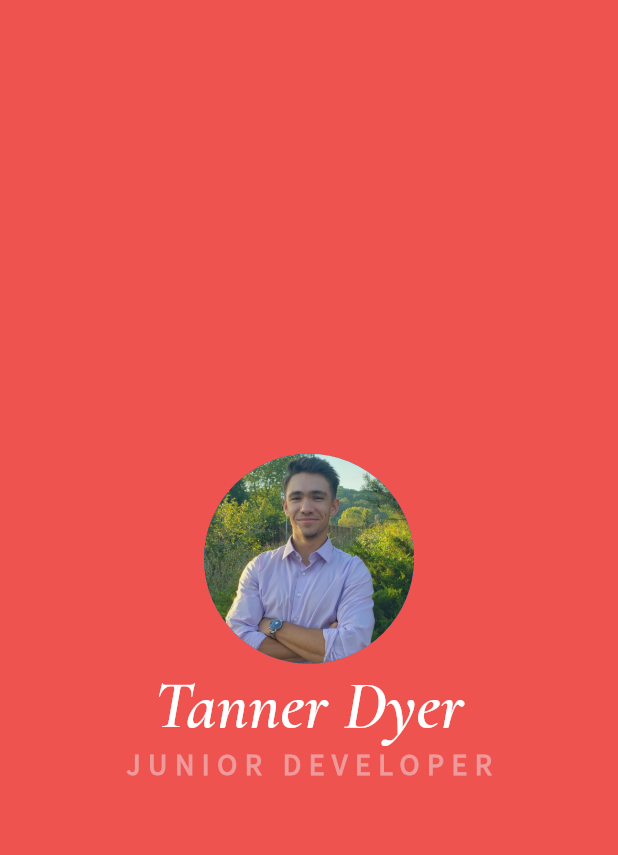
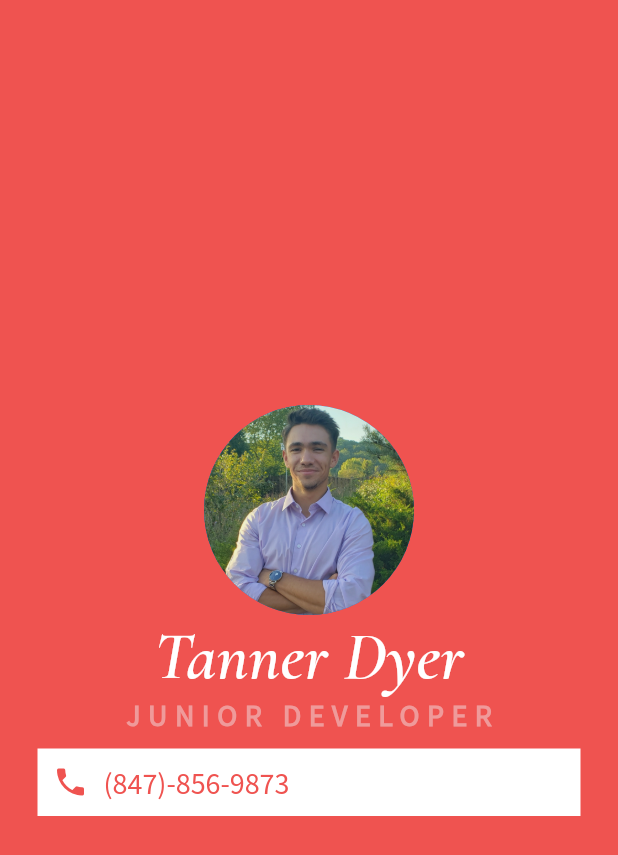
Before and after one commit to tddyer/biz-me, a Flutter app: the screen it shows after launch, on a phone screen of 412 x 824 dp. Shown: the top 855 px of the screen. Run offline on Flutter 3.47's test engine with Material 2 defaults, Android fonts, the phone set to English and light mode, and no system bars.

Commit message:
added phone number container

```diff
--- a/lib/main.dart
+++ b/lib/main.dart
@@ -37,6 +37,30 @@ class MyApp extends StatelessWidget {
                     color: Colors.red[200],
                     fontFamily: 'Source Sans Pro',
                   )
+                ),
+                Container(
+                  color: Colors.white,
+                  margin: EdgeInsets.symmetric(vertical: 10.0, horizontal: 25.0),
+                  padding: EdgeInsets.all(10.0),
+                  child: Row(
+                    children: <Widget>[
+                      Icon(
+                        Icons.phone,
+                        color: Colors.red[400],
+                      ),
+                      SizedBox(
+                        width: 10.0,
+                      ),
+                      Text(
+                        '(847)-856-9873',
+                        style: TextStyle(
+                          color: Colors.red[400],
+                          fontFamily: 'Source Sans Pro',
+                          fontSize: 20.0
+                        ),
+                      )
+                    ],
+                  )
                 )
               ],
             ),
```
